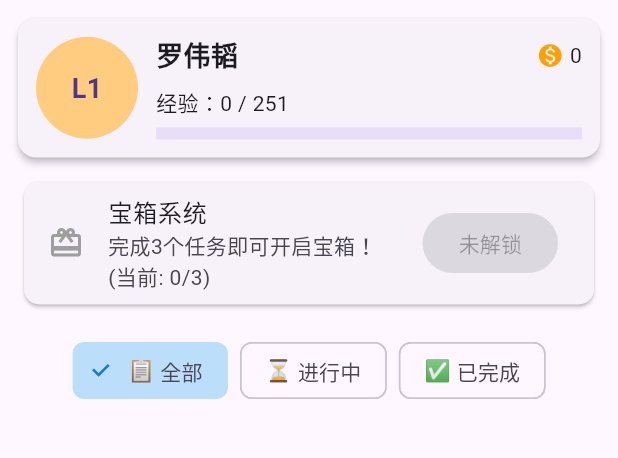
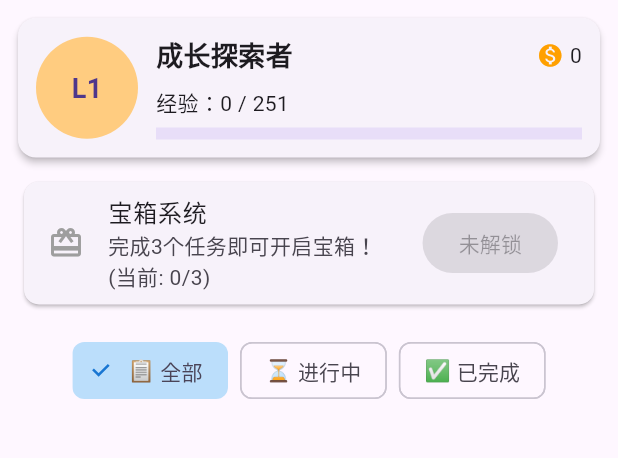
Before and after one commit to WeiTao96/task_manager_app, a Flutter app: the screen it shows after launch, on a phone screen of 412 x 824 dp, the part 84-542 px from its top. Run offline on Flutter 3.47's test engine with Material 3 defaults, Android fonts, the phone set to English and light mode, and no system bars; our stand-ins replace sqflite; accounts and stored records are empty.

Commit message:
fix: 修改显示角色名称

```diff
--- a/lib/widgets/character_panel.dart
+++ b/lib/widgets/character_panel.dart
@@ -6,7 +6,7 @@ import '../screens/profile_screen.dart';
 
 class CharacterPanel extends StatelessWidget {
   final String characterName;
-  const CharacterPanel({Key? key, this.characterName = '罗伟韬'}) : super(key: key);
+  const CharacterPanel({Key? key, this.characterName = '成长探索者'}) : super(key: key);
 
   // 每一级需要的经验值（按附件的公式：round(pow(level * 100, 1.2)))）
   int requiredForLevel(int level) {
```
